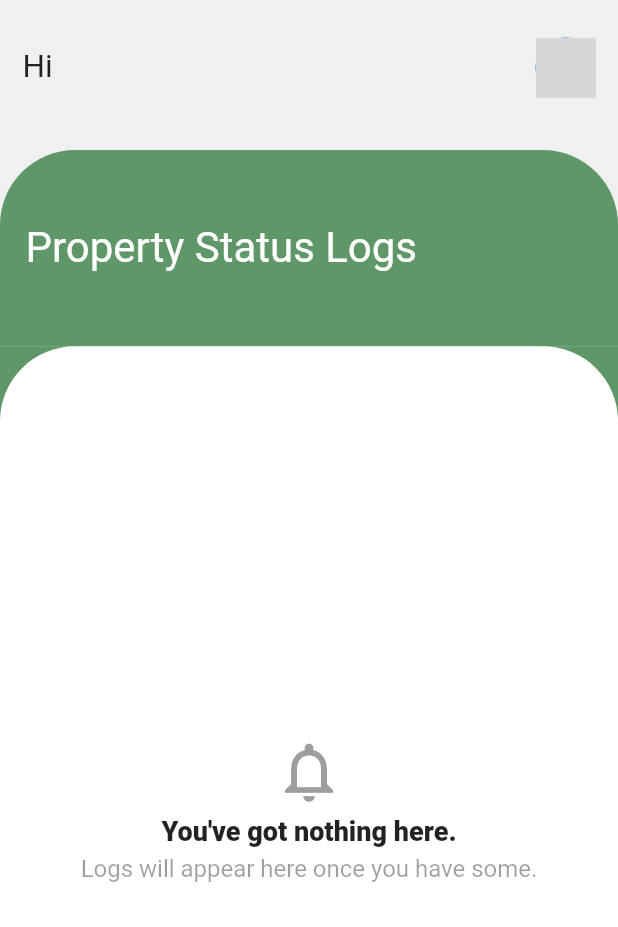
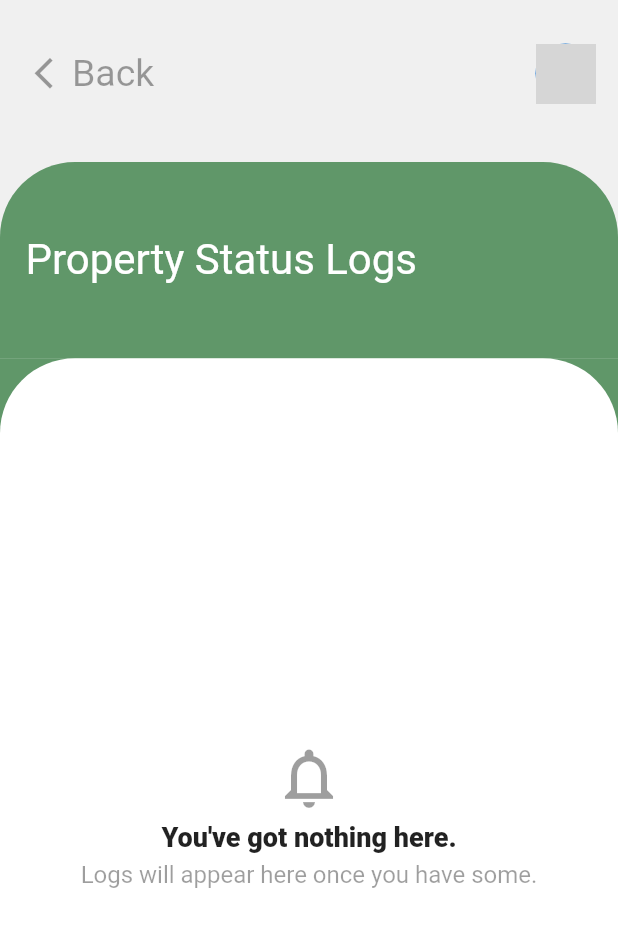
Before and after one commit to brainverse/brainverse-projects-pingrobot-app, a Flutter app: the Notifications screen opened directly, on a phone screen of 412 x 824 dp. Shown: the top 927 px of the screen. Run offline on Flutter 3.47's test engine with Material 2 defaults, Android fonts, the phone set to English and light mode, and no system bars; our stand-ins replace awesome_notifications, badges, firebase_auth, firebase_core, firebase_database, firebase_messaging and 1 more; accounts and stored records are empty; network calls fail; grey boxes are pictures that could not be loaded.

Commit message:
include back navigation

```diff
--- a/lib/screens/notifications.dart
+++ b/lib/screens/notifications.dart
@@ -396,19 +396,30 @@ class _NotificationsState extends State<Notifications> {
                 width: 15,
               ),
               Expanded(
-                child: RichText(
-                    text: TextSpan(children: [
-                  TextSpan(
-                      text: 'Hi ',
-                      style:
-                          TextStyle(color: CustomColors.black, fontSize: 21)),
-                  TextSpan(
-                      text: _userName(),
-                      style: TextStyle(
-                          color: CustomColors.black,
-                          fontWeight: FontWeight.bold,
-                          fontSize: 21)),
-                ])),
+                child: TextButton(
+                  style: TextButton.styleFrom(
+                    textStyle: const TextStyle(fontSize: 20),
+                  ),
+                  onPressed: () {
+                    Navigator.pop(context);
+                  },
+                  child: Row(
+                    children: [
+                      Icon(
+                        Icons.arrow_back_ios,
+                        color: CustomColors.grey,
+                        size: 25,
+                      ),
+                      Text(
+                        'Back',
+                        style: TextStyle(
+                            color: CustomColors.grey,
+                            fontSize: 25,
+                            fontWeight: FontWeight.w400),
+                      )
+                    ],
+                  ),
+                ),
               ),
               // IconButton(
               //     onPressed: () {
```
Also changed, not shown: lib/screens/single_property.dart (+24 -13 lines).
